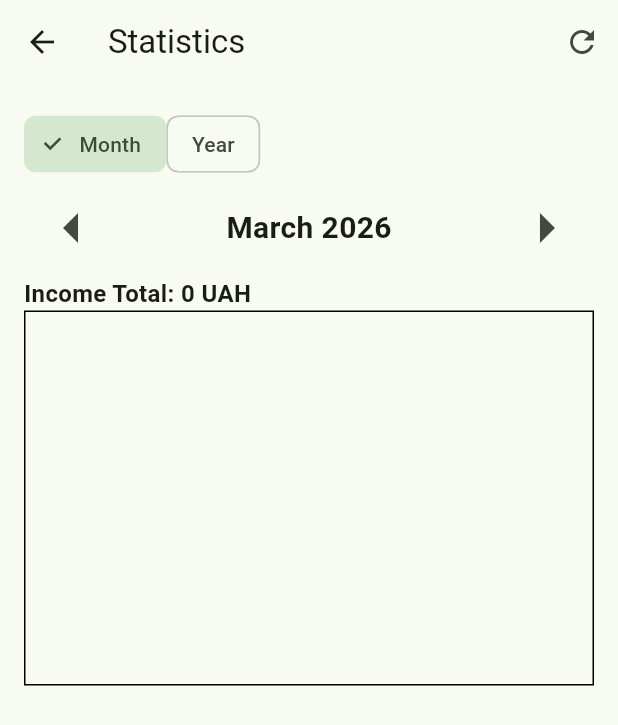
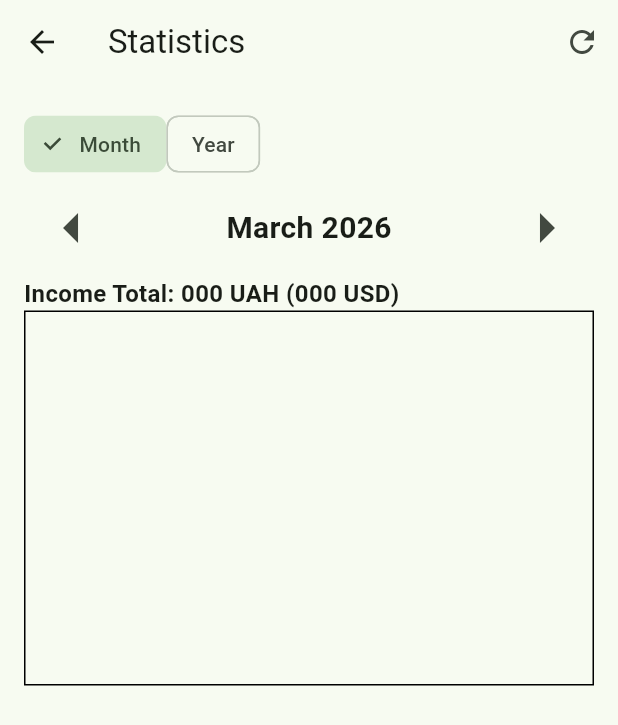
Before and after one commit to kodizhuk/MyMoney, a Flutter app: the StatisticsScreen screen opened directly, on a phone screen of 412 x 824 dp. Shown: the top 725 px of the screen. Run offline on Flutter 3.47's test engine with Material 3 defaults, Android fonts, the light colour scheme and no system bars; drawn by our look-alikes of fl_chart; our stand-ins replace sqflite_common_ffi; accounts and stored records are empty.

Commit message:
add total in usd

```diff
--- a/lib/screens/statistics_screen.dart
+++ b/lib/screens/statistics_screen.dart
@@ -65,23 +65,24 @@ class _StatisticsScreenState extends State<StatisticsScreen> {
     setState(() {});
   }
 
-  String _getTotal() {
+  String _getTotal(currency) {
     double total = 0;
     for (final tx in _income) {
       if (_range == TimeRange.month) {
         if (tx.date.year == _selectedDate.year && tx.date.month == _selectedDate.month) {
-          total += _toUAH(tx);
+          currency == 'UAH' ? total += _toUAH(tx) : total += tx.amount_usd;
         }
       } else {
         if (tx.date.year == _selectedDate.year) {
-          total += _toUAH(tx);
+          // total += _toUAH(tx);
+          currency == 'UAH' ? total += _toUAH(tx) : total += tx.amount_usd;
         }
       }
     }
 
     var formatter = NumberFormat('#,##,000');
     String numberTotal = formatter.format(total).trim().replaceAll(',', ' ') ;
-    return total > 0 ? '$numberTotal UAH' : '0 UAH';
+    return '$numberTotal ' + '$currency';
   }
 
   @override
@@ -307,7 +308,7 @@ class _StatisticsScreenState extends State<StatisticsScreen> {
                   ),
 
                   Text(
-                    'Income Total: ${_getTotal()}',
+                    'Income Total: ${_getTotal('UAH')} (${_getTotal('USD')})',
                     style: const TextStyle(
                       fontSize: 16,
                       fontWeight: FontWeight.bold,
```
